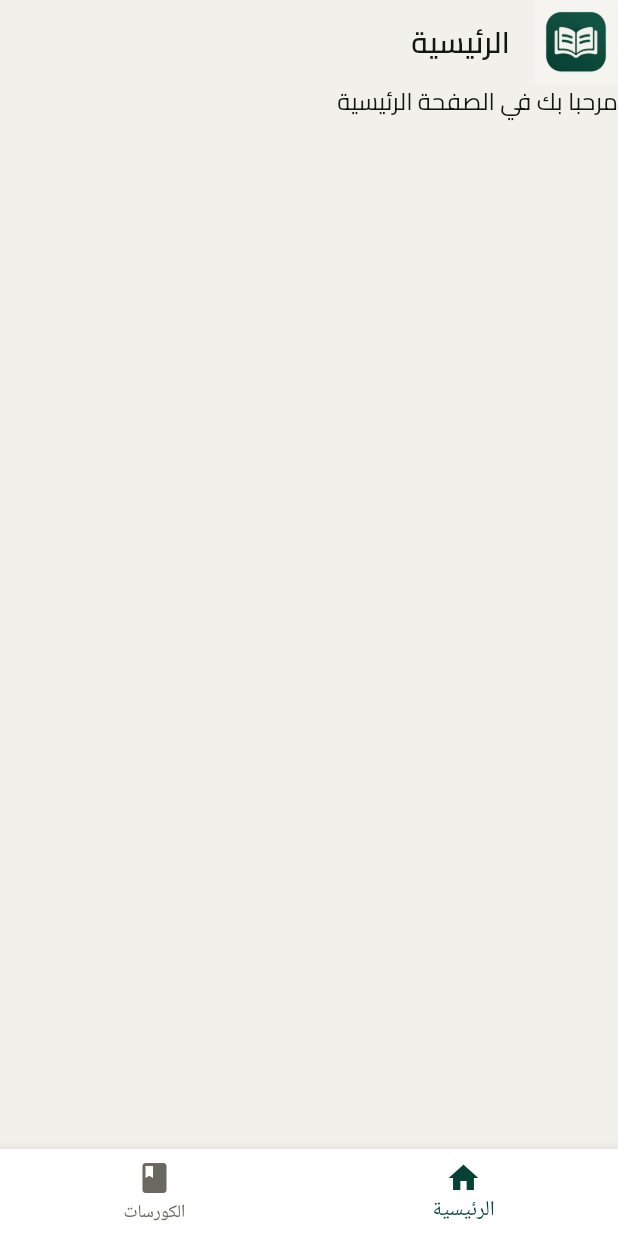
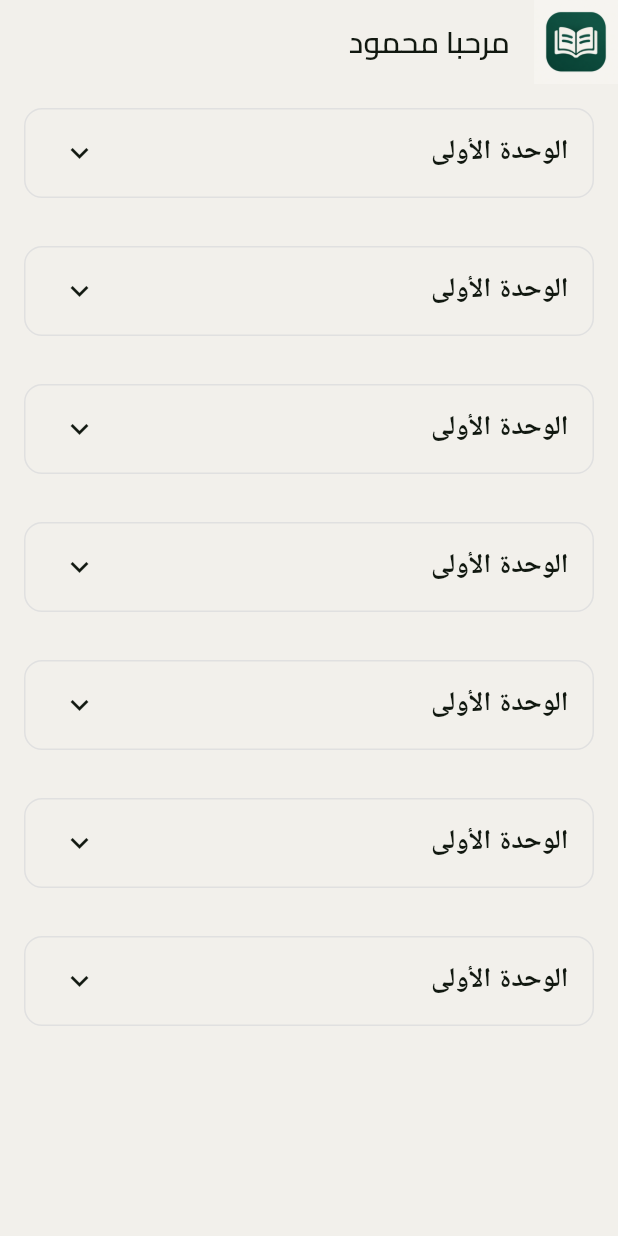
Before and after one commit to MahmoudEldeeb10/durosy, a Flutter app: the screen it shows after launch, on a phone screen of 412 x 824 dp. Run offline on Flutter 3.47's test engine with Material 3 defaults, Android fonts, the phone set to English and light mode, and no system bars.

Commit message:
remove btm nav bar and create custom expantion tile

```diff
--- a/lib/features/botton_nav_bar/presentation/manager/cubit/bottom_nav_cubit.dart
+++ /dev/null
@@ -1,13 +0,0 @@
-import 'package:bloc/bloc.dart';
-import 'package:equatable/equatable.dart';
-import 'package:meta/meta.dart';
-
-part 'bottom_nav_state.dart';
-
-class BottomNavCubit extends Cubit<BottomNavState> {
-  BottomNavCubit() : super(BottomNavState(currentIndex: 0));
-
-  void changeTab(int index) {
-    emit(BottomNavState(currentIndex: index));
-  }
-}
--- a/lib/features/botton_nav_bar/presentation/manager/cubit/bottom_nav_state.dart
+++ /dev/null
@@ -1,10 +0,0 @@
-part of 'bottom_nav_cubit.dart';
-
-@immutable
-class BottomNavState extends Equatable {
-  final int currentIndex;
-
-  BottomNavState({required this.currentIndex});
-  @override
-  List<Object?> get props => [currentIndex];
-}
--- a/lib/features/botton_nav_bar/presentation/views/main_view.dart
+++ /dev/null
@@ -1,65 +0,0 @@
-import 'package:durosy/core/constants/app_colors.dart';
-import 'package:durosy/features/botton_nav_bar/presentation/manager/cubit/bottom_nav_cubit.dart';
-import 'package:durosy/features/courses/presentation/view/courses_view.dart';
-import 'package:durosy/features/home/presentation/view/home_view.dart';
-import 'package:flutter/material.dart';
-import 'package:flutter_bloc/flutter_bloc.dart';
-
-class MainView extends StatelessWidget {
-  MainView({super.key});
-
-  final List pages = [HomeView(), CoursesView()];
-
-  @override
-  Widget build(BuildContext context) {
-    return BlocBuilder<BottomNavCubit, BottomNavState>(
-      builder: (context, state) {
-        return Scaffold(
-          backgroundColor: AppColors.background,
-          body: AnimatedSwitcher(
-            duration: const Duration(milliseconds: 250),
-            transitionBuilder: (child, animation) {
-              return FadeTransition(
-                opacity: animation,
-                child: SlideTransition(
-                  position: Tween<Offset>(
-                    begin: const Offset(0, 0.02),
-                    end: Offset.zero,
-                  ).animate(animation),
-                  child: child,
-                ),
-              );
-            },
-            child: KeyedSubtree(
-              key: ValueKey(state.currentIndex),
-              child: pages[state.currentIndex],
-            ),
-          ),
-          bottomNavigationBar: BottomNavigationBar(
-            backgroundColor: Colors.white,
-            currentIndex: state.currentIndex,
-            onTap: context.read<BottomNavCubit>().changeTab,
-
-            // showSelectedLabels: false,
-            // showUnselectedLabels: false,
-            type: BottomNavigationBarType.fixed,
-
-            selectedItemColor: AppColors.primary,
-            unselectedItemColor: AppColors.textMuted,
-
-            items: const [
-              BottomNavigationBarItem(
-                icon: Icon(Icons.home),
-                label: 'الرئيسية',
-              ),
-              BottomNavigationBarItem(
-                icon: Icon(Icons.book),
-                label: 'الكورسات',
-              ),
-            ],
-          ),
-        );
-      },
-    );
-  }
-}
--- a/lib/features/courses/presentation/view/courses_view.dart
+++ /dev/null
@@ -1,33 +0,0 @@
-import 'package:durosy/core/constants/styles.dart';
-import 'package:durosy/features/courses/presentation/view/widgets/info_card.dart';
-import 'package:flutter/material.dart';
-
-class CoursesView extends StatelessWidget {
-  const CoursesView({super.key});
-
-  @override
-  Widget build(BuildContext context) {
-    return Scaffold(
-      appBar: AppBar(
-        leading: Image.asset('assets/images/logo1.png'),
-        title: Text('الدورات', style: AppStyles.textStyle20),
-      ),
-      body: GridView.builder(
-        padding: const EdgeInsets.all(16),
-        gridDelegate: const SliverGridDelegateWithFixedCrossAxisCount(
-          crossAxisCount: 2,
-          crossAxisSpacing: 12,
-          mainAxisSpacing: 12,
-          childAspectRatio: 0.72,
-        ),
-        itemCount: 10,
-        itemBuilder: (context, index) => InfoCard(
-          imageUrl: '',
-          title: 'الوحدة الاولي ',
-          subtitle: 'وصف الدوره ',
-          price: '0 ',
-        ),
-      ),
-    );
-  }
-}
--- a/lib/features/home/presentation/view/home_view.dart
+++ b/lib/features/home/presentation/view/home_view.dart
@@ -1,32 +1,98 @@
 import 'package:durosy/core/constants/styles.dart';
 import 'package:flutter/material.dart';
 
-class HomeView extends StatelessWidget {
+class HomeView extends StatefulWidget {
   const HomeView({super.key});
 
   @override
+  State<HomeView> createState() => _HomeViewState();
+}
+
+class _HomeViewState extends State<HomeView> {
+  @override
   Widget build(BuildContext context) {
-    return SafeArea(
-      child: Scaffold(
+    return Scaffold(
       appBar: AppBar(
         leading: Image.asset('assets/images/logo1.png'),
-
-          title: Text('الرئيسية', style: AppStyles.textStyle20),
+        title: Text('مرحبا محمود', style: AppStyles.textStyle20),
         elevation: 0,
       ),
-        body: Column(
+      body: ListView(
         children: [
-            Row(
-              children: [
-                Text(
-                  'مرحبا بك في الصفحة الرئيسية',
-                  style: AppStyles.textStyle16,
-                ),
+          CustomExpansionTile(),
+          CustomExpansionTile(),
+          CustomExpansionTile(),
+          CustomExpansionTile(),
+          CustomExpansionTile(),
+          CustomExpansionTile(),
+          CustomExpansionTile(),
         ],
-            ),
-          ],
-        ),
       ),
     );
   }
 }
+
+class CustomExpansionTile extends StatelessWidget {
+  const CustomExpansionTile({super.key});
+
+  @override
+  Widget build(BuildContext context) {
+    return Container(
+      margin: const EdgeInsets.all(16),
+      decoration: BoxDecoration(
+        border: Border.all(color: Colors.grey.shade300),
+        borderRadius: BorderRadius.circular(12),
+      ),
+      child: ExpansionTile(
+        // backgroundColor: Colors.blue.shade50,
+        title: const Text(
+          'الوحدة الأولى',
+          style: TextStyle(fontSize: 18, fontWeight: FontWeight.bold),
+        ),
+
+        children: [
+          ListTile(
+            iconColor: Colors.red.shade400,
+            leading: Icon(Icons.video_library),
+            title: Text('الدرس الأول'),
+          ),
+          ListTile(
+            iconColor: Colors.blue.shade400,
+            leading: Icon(Icons.assignment),
+            title: Text('الامتحان الأول'),
+          ),
+          ListTile(
+            iconColor: Colors.red.shade400,
+            leading: Icon(Icons.video_library),
+            title: Text('الدرس الثاني'),
+          ),
+          ListTile(
+            iconColor: Colors.blue.shade400,
+            leading: Icon(Icons.assignment),
+            title: Text('الامتحان الثاني'),
+          ),
+          ListTile(
+            iconColor: Colors.red.shade400,
+            leading: Icon(Icons.video_library),
+            title: Text('الدرس الثالث'),
+          ),
+          ListTile(
+            iconColor: Colors.blue.shade400,
+            leading: Icon(Icons.assignment),
+            title: Text('الامتحان الثالث'),
+          ),
+          ListTile(
+            leading: Icon(Icons.video_library),
+            iconColor: Colors.red.shade400,
+            title: Text('الدرس الرابع'),
+          ),
+          ListTile(
+            leading: Icon(Icons.assignment),
+            iconColor: Colors.blue.shade400,
+            title: Text('الامتحان الرابع'),
+          ),
+        ],
+      ),
+    );
+  }
+}
--- a/lib/main.dart
+++ b/lib/main.dart
@@ -1,8 +1,6 @@
 import 'package:durosy/core/constants/app_colors.dart';
-import 'package:durosy/features/botton_nav_bar/presentation/manager/cubit/bottom_nav_cubit.dart';
-import 'package:durosy/features/botton_nav_bar/presentation/views/main_view.dart';
+import 'package:durosy/features/home/presentation/view/home_view.dart';
 import 'package:flutter/material.dart';
-import 'package:flutter_bloc/flutter_bloc.dart';
 import 'package:flutter_localizations/flutter_localizations.dart';
 
 void main() {
@@ -14,9 +12,7 @@ class Durosy extends StatelessWidget {
 
   @override
   Widget build(BuildContext context) {
-    return BlocProvider(
-      create: (context) => BottomNavCubit(),
-      child: MaterialApp(
+    return MaterialApp(
       theme: ThemeData(
         useMaterial3: true,
         scaffoldBackgroundColor: AppColors.background,
@@ -44,15 +40,11 @@ class Durosy extends StatelessWidget {
       ],
 
       builder: (context, child) {
-          return Directionality(
-            textDirection: TextDirection.rtl,
-            child: child!,
-          );
+        return Directionality(textDirection: TextDirection.rtl, child: child!);
       },
 
       debugShowCheckedModeBanner: false,
-        home: MainView(),
-      ),
+      home: HomeView(),
     );
   }
 }
--- a/pubspec.yaml
+++ b/pubspec.yaml
@@ -29,7 +29,6 @@ environment:
 # versions available, run `flutter pub outdated`.
 dependencies:
   cupertino_icons: ^1.0.8
-  easy_date_timeline: ^2.0.9
   equatable: ^3.0.0
   flutter:
     sdk: flutter
```
Also changed, not shown: lib/core/widgets/info_card.dart (renamed from lib/features/courses/presentation/view/widgets/info_card.dart), pubspec.lock. Lines whose indentation alone changed are shown as unchanged.
